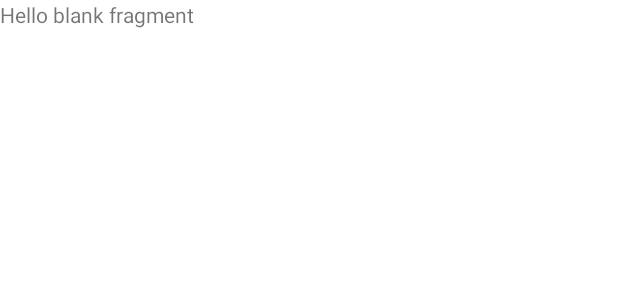
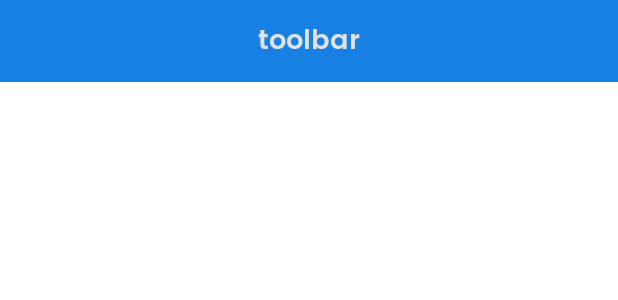
Before and after one commit to mrrezkii/Android-Kotlin-TugasDTS-AppSederhana, an Android app: the layout fragment_pesanan.xml on its own in the app's theme, with its tools: preview values and no code run, on a phone screen of 412 x 824 dp. Shown: the top 300 px of the screen. Run offline under Robolectric (Android 15) with nearby library versions, the phone set to English and light mode, and no system bars.

Commit message:
Layouting fragment pesanan

```diff
--- /dev/null
+++ b/app/src/main/res/drawable/tablayout_rounded_corner.xml
@@ -0,0 +1,6 @@
+<?xml version="1.0" encoding="utf-8"?>
+<shape xmlns:android="http://schemas.android.com/apk/res/android"
+    android:shape="rectangle">
+    <solid android:color="@color/colorPrimary" />
+    <corners android:radius="200dp" />
+</shape>
--- a/app/src/main/res/layout/fragment_pesanan.xml
+++ b/app/src/main/res/layout/fragment_pesanan.xml
@@ -1,14 +1,41 @@
 <?xml version="1.0" encoding="utf-8"?>
-<FrameLayout xmlns:android="http://schemas.android.com/apk/res/android"
-    xmlns:tools="http://schemas.android.com/tools"
+<androidx.constraintlayout.widget.ConstraintLayout xmlns:android="http://schemas.android.com/apk/res/android"
     android:layout_width="match_parent"
     android:layout_height="match_parent"
-    tools:context=".data.view.fragment.PesananFragment">
+    xmlns:app="http://schemas.android.com/apk/res-auto">
 
-    <!-- TODO: Update blank fragment layout -->
-    <TextView
+    <include
+        android:id="@+id/tvLayoutToolbar"
+        layout="@layout/toolbar_noback"
         android:layout_width="match_parent"
-        android:layout_height="match_parent"
-        android:text="@string/hello_blank_fragment" />
+        android:layout_height="wrap_content"
+        app:layout_constraintEnd_toEndOf="parent"
+        app:layout_constraintTop_toTopOf="parent" />
 
-</FrameLayout>
+    <com.google.android.material.tabs.TabLayout
+        android:id="@+id/tbLayout"
+        android:layout_width="match_parent"
+        android:layout_height="27dp"
+        android:layout_marginTop="21dp"
+        app:layout_constraintEnd_toEndOf="parent"
+        app:layout_constraintHorizontal_bias="0.0"
+        app:layout_constraintStart_toStartOf="parent"
+        app:layout_constraintTop_toBottomOf="@+id/tvLayoutToolbar"
+        app:tabGravity="center"
+        app:tabIndicator="@drawable/tablayout_rounded_corner"
+        app:tabIndicatorAnimationMode="elastic"
+        app:tabIndicatorGravity="stretch"
+        app:tabMode="fixed"
+        app:tabSelectedTextColor="#FFF"
+        app:tabTextAppearance="@style/CustomTabText" />
+
+    <androidx.viewpager2.widget.ViewPager2
+        android:id="@+id/view_pager"
+        android:layout_width="0dp"
+        android:layout_height="0dp"
+        app:layout_constraintBottom_toBottomOf="parent"
+        app:layout_constraintEnd_toEndOf="parent"
+        app:layout_constraintStart_toStartOf="parent"
+        app:layout_constraintTop_toBottomOf="@+id/tbLayout" />
+
+</androidx.constraintlayout.widget.ConstraintLayout>
--- /dev/null
+++ b/app/src/main/res/layout/toolbar_noback.xml
@@ -0,0 +1,24 @@
+<?xml version="1.0" encoding="utf-8"?>
+<androidx.constraintlayout.widget.ConstraintLayout xmlns:android="http://schemas.android.com/apk/res/android"
+    xmlns:app="http://schemas.android.com/apk/res-auto"
+    android:layout_width="match_parent"
+    android:layout_height="wrap_content"
+    android:background="@color/colorPrimary">
+
+    <androidx.appcompat.widget.AppCompatTextView
+        android:id="@+id/tvToolbar"
+        android:layout_width="wrap_content"
+        android:layout_height="match_parent"
+        android:fontFamily="@font/poppins_semibold"
+        android:paddingVertical="12sp"
+        android:paddingStart="@dimen/margin_normal"
+        android:paddingEnd="@dimen/margin_normal"
+        android:text="@string/toolbar_dummy"
+        android:textAlignment="center"
+        android:textColor="@color/colorWhite"
+        android:textSize="18sp"
+        app:layout_constraintEnd_toEndOf="parent"
+        app:layout_constraintStart_toStartOf="parent"
+        app:layout_constraintTop_toTopOf="parent" />
+
+</androidx.constraintlayout.widget.ConstraintLayout>
```
